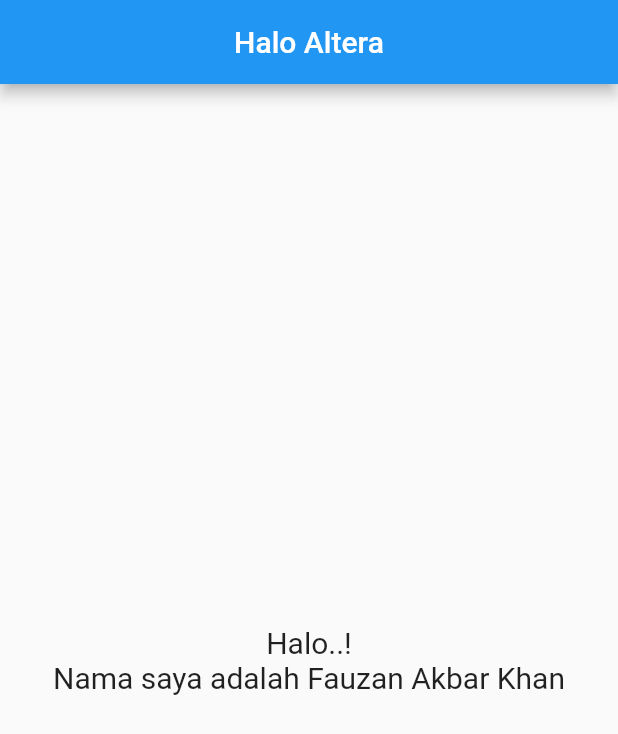
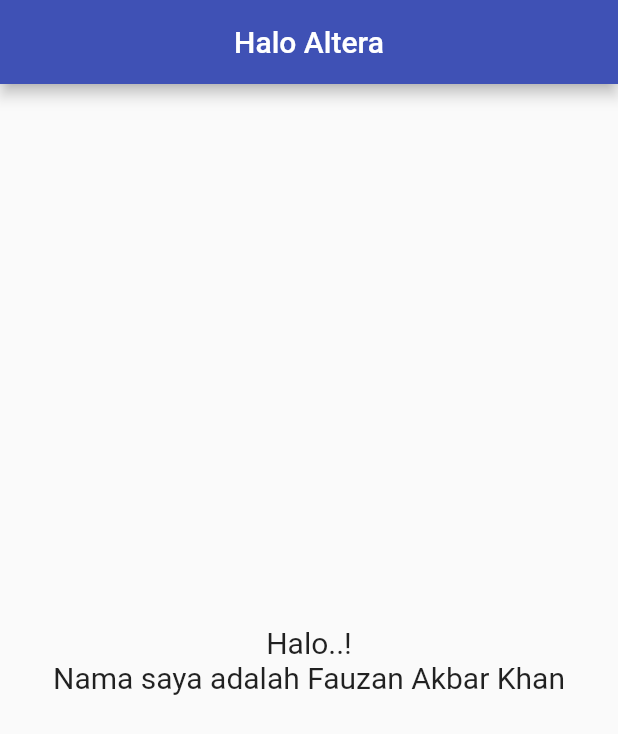
Before and after one commit to FauzanAkbarKhan/Prakerja_FauzanAkbarKhan, a Flutter app: the screen it shows after launch, on a phone screen of 412 x 824 dp. Shown: the top 734 px of the screen. Run offline on Flutter 3.47's test engine with Material 2 defaults, Android fonts, the light colour scheme and no system bars; our stand-ins replace get.

Commit message:
change appbar color

```diff
--- a/tugas_praktek_mandiri5/lib/app/modules/home/views/home_view.dart
+++ b/tugas_praktek_mandiri5/lib/app/modules/home/views/home_view.dart
@@ -12,6 +12,7 @@ class HomeView extends GetView<HomeController> {
       appBar: AppBar(
         title: const Text('Halo Altera'),
         centerTitle: true,
+        backgroundColor: Colors.indigo,
       ),
       body: const Center(
         child: Column(
```
